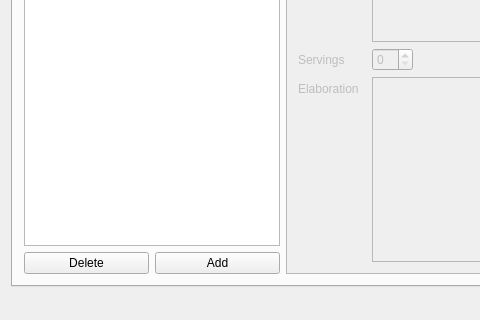
Above: mainwindow.ui from Greezael/sukaldu before the change; both pictures show x 0 to 480 and y 323 to 643 of the 901 by 643 pixel window. Below: the same form after it.
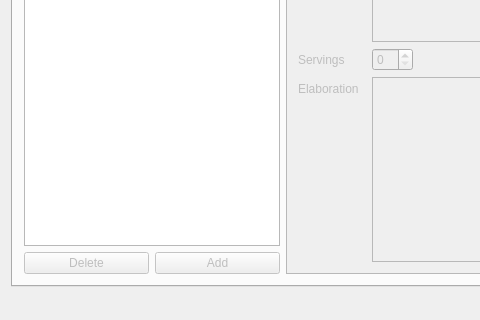
That is the form after the change. The open tabs and pages were chosen to show the change.

Commit message: Insert new Product

```diff
--- a/mainwindow.ui
+++ b/mainwindow.ui
@@ -299,6 +299,9 @@
        <layout class="QGridLayout" name="gridLayout_4">
         <item row="1" column="0">
          <widget class="QPushButton" name="rec_delrec">
+          <property name="enabled">
+           <bool>false</bool>
+          </property>
           <property name="text">
            <string>Delete</string>
           </property>
@@ -306,6 +309,9 @@
         </item>
         <item row="1" column="1">
          <widget class="QPushButton" name="re_addrec">
+          <property name="enabled">
+           <bool>false</bool>
+          </property>
           <property name="text">
            <string>Add</string>
           </property>
```
Left out of the diff: 12 changed lines with no effect on the pictures. The commit also changes 2 other files.
